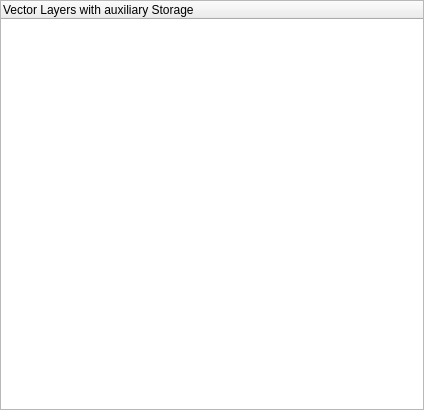
Above: ui/layers_to_copy_widget.ui from threalslimtobeeee/label_importer before the change. Below: the same form after it.
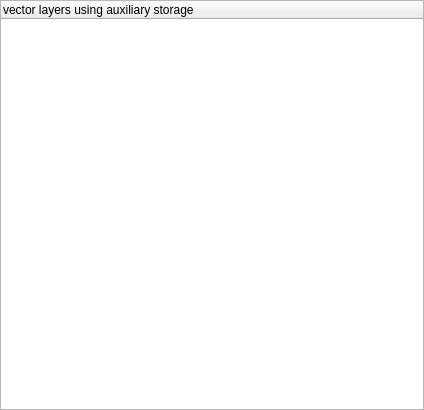
That is the form after the change.

The edit to the form file:
```diff
--- a/ui/layers_to_copy_widget.ui
+++ b/ui/layers_to_copy_widget.ui
@@ -32,7 +32,7 @@
       <widget class="QTreeWidget" name="treeWidget">
        <column>
         <property name="text">
-         <string notr="true">Vector Layers with auxiliary Storage</string>
+         <string notr="true">vector layers using auxiliary storage</string>
         </property>
        </column>
       </widget>
```
